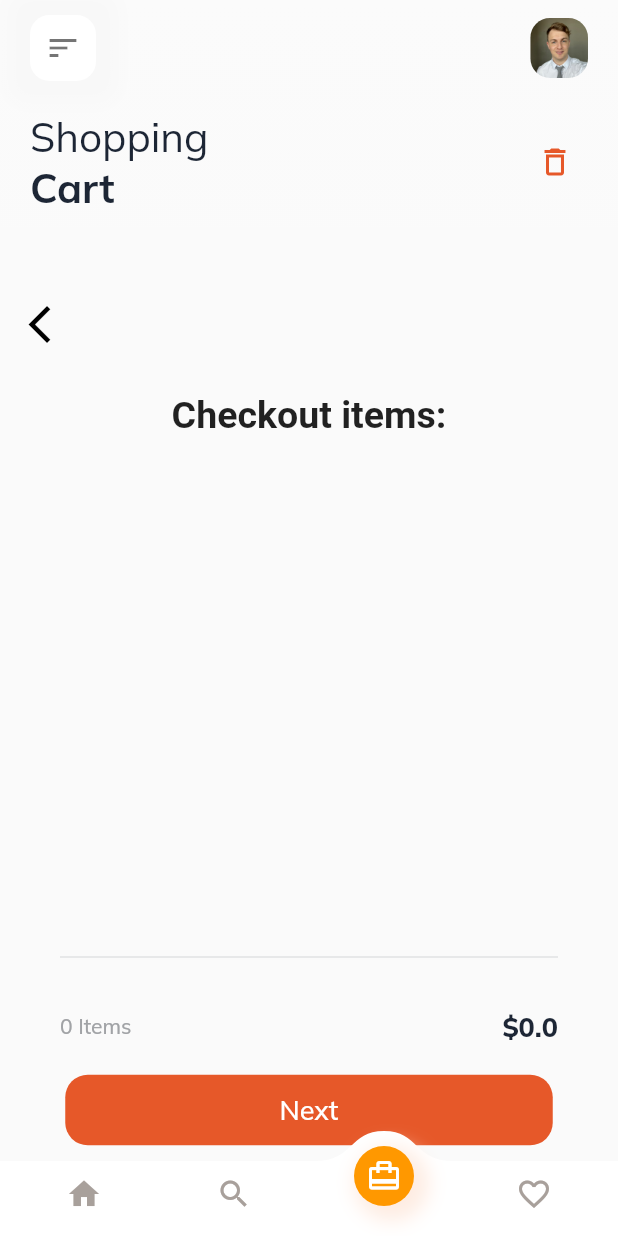
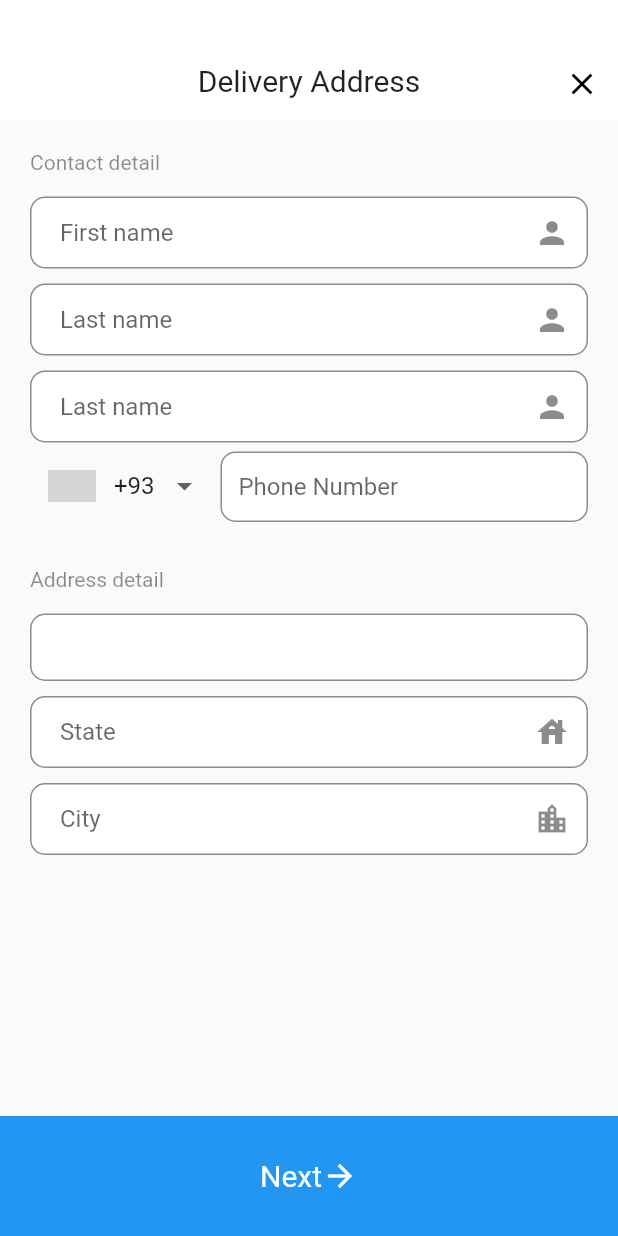
Before and after one commit to Jens-source/awesome-flutter-ecommerce, a Flutter app: the screen it shows after launch, item 3 of the bottom bar chosen, after a tap on "Next", on a phone screen of 412 x 824 dp. Run offline on Flutter 3.47's test engine with Material 2 defaults, Android fonts, the phone set to English and light mode, and no system bars; drawn by our look-alikes of intl_phone_number_input; our stand-ins replace carousel_slider, country_picker, get, google_fonts, velocity_x; grey boxes are pictures that could not be loaded.

Commit message:
Added new files

```diff
--- /dev/null
+++ b/lib/core/bindings/address_form_bindings.dart
@@ -0,0 +1,10 @@
+import 'package:ecommerce/core/controllers/address_form_controller.dart';
+import 'package:ecommerce/core/controllers/home_controller.dart';
+import 'package:get/get.dart';
+
+class AddressFormBindings extends Bindings {
+  @override
+  void dependencies() {
+    Get.lazyPut<AddressFormController>(() => AddressFormController());
+  }
+}
--- /dev/null
+++ b/lib/core/common_widgets/common_text_field.dart
@@ -0,0 +1,44 @@
+import 'package:ecommerce/core/config/app_constants.dart';
+import 'package:flutter/material.dart';
+
+class CommonTextField extends StatelessWidget {
+  const CommonTextField(
+      {Key? key,
+      required this.textController,
+      required this.hintText,
+      required this.iconData})
+      : super(key: key);
+
+  final TextEditingController textController;
+  final String hintText;
+  final IconData iconData;
+
+  @override
+  Widget build(BuildContext context) {
+    return Container(
+      margin: const EdgeInsets.symmetric(vertical: 5),
+      child: TextFormField(
+        textAlign: TextAlign.left,
+        controller: textController,
+        decoration: InputDecoration(
+            filled: true,
+            contentPadding: const EdgeInsets.only(left: 20.0),
+            border: OutlineInputBorder(
+              borderSide: const BorderSide(color: Colors.black45),
+              borderRadius: BorderRadius.circular(5.0),
+            ),
+            fillColor: Colors.white,
+            focusedBorder: OutlineInputBorder(
+              borderRadius: BorderRadius.circular(10.0),
+              borderSide: const BorderSide(color: Colors.black45),
+            ),
+            enabledBorder: OutlineInputBorder(
+              borderRadius: BorderRadius.circular(10.0),
+              borderSide: const BorderSide(color: Colors.black45),
+            ),
+            hintText: hintText,
+            suffixIcon: Icon(iconData)),
+      ),
+    );
+  }
+}
--- /dev/null
+++ b/lib/core/common_widgets/phonepicker.dart
@@ -0,0 +1,68 @@
+import 'package:ecommerce/core/controllers/address_form_controller.dart';
+import 'package:get/get.dart';
+import 'package:intl_phone_number_input/intl_phone_number_input.dart';
+import 'package:flutter/material.dart';
+
+class CommonPhonePicker extends GetView<AddressFormController> {
+  const CommonPhonePicker({Key? key}) : super(key: key);
+
+  @override
+  Widget build(BuildContext context) {
+    return InternationalPhoneNumberInput(
+      ignoreBlank: false,
+      textAlignVertical: TextAlignVertical.bottom,
+      inputDecoration: InputDecoration(
+        isDense: true,
+        contentPadding:
+            const EdgeInsets.only(left: 12, right: 12, bottom: 14, top: 14),
+        errorStyle: const TextStyle(fontSize: 10, height: 0.5),
+        filled: true,
+        fillColor: Colors.white,
+        hintText: "Phone Number",
+        focusedErrorBorder: OutlineInputBorder(
+          borderRadius: BorderRadius.circular(10.0),
+          borderSide: const BorderSide(
+            color: Color(0xffd4d4d4),
+            width: 1.0,
+          ),
+        ),
+        border: InputBorder.none,
+        disabledBorder: OutlineInputBorder(
+          borderRadius: BorderRadius.circular(10.0),
+          borderSide: const BorderSide(
+            color: Color(0xffd4d4d4),
+            width: 1.0,
+          ),
+        ),
+        errorBorder: OutlineInputBorder(
+          borderRadius: BorderRadius.circular(10.0),
+          borderSide: const BorderSide(
+            color: Colors.red,
+            width: 1.0,
+          ),
+        ),
+        focusedBorder: OutlineInputBorder(
+          borderRadius: BorderRadius.circular(10.0),
+          borderSide: const BorderSide(
+            color: Color(0xff6597d1),
+            width: 1.0,
+          ),
+        ),
+        enabledBorder: OutlineInputBorder(
+          borderRadius: BorderRadius.circular(10.0),
+          borderSide: const BorderSide(
+            color: Colors.black45,
+            width: 1.0,
+          ),
+        ),
+      ),
+      formatInput: false,
+      keyboardType:
+          const TextInputType.numberWithOptions(signed: true, decimal: true),
+      inputBorder: const OutlineInputBorder(),
+      onInputChanged: (PhoneNumber value) {
+        controller.phoneController.text = value.phoneNumber!;
+      },
+    );
+  }
+}
--- /dev/null
+++ b/lib/core/controllers/address_form_controller.dart
@@ -0,0 +1,12 @@
+import 'package:flutter/material.dart';
+import 'package:get/get.dart';
+
+class AddressFormController extends GetxController {
+  final TextEditingController firstNameController = TextEditingController();
+  final TextEditingController lastNameController = TextEditingController();
+  final TextEditingController emailController = TextEditingController();
+  final TextEditingController phoneController = TextEditingController();
+
+  final TextEditingController cityController = TextEditingController();
+  final TextEditingController stateController = TextEditingController();
+}
--- a/lib/core/utils/routes/app_pages.dart
+++ b/lib/core/utils/routes/app_pages.dart
@@ -1,6 +1,8 @@
+import 'package:ecommerce/core/bindings/address_form_bindings.dart';
 import 'package:ecommerce/core/bindings/on_boarding_bindings.dart';
+import 'package:ecommerce/presentation/pages/address_form/address_form_screen.dart';
 import 'package:ecommerce/presentation/pages/main/main_page.dart';
-import 'package:get/get_navigation/src/routes/get_route.dart';
+import 'package:get/get.dart';
 
 part 'app_routes.dart';
 
@@ -14,5 +16,10 @@ class AppPages {
         name: _Paths.HOME,
         page: () => const MainPage(),
         binding: HomeBindings()),
+    GetPage(
+        name: _Paths.ADDRESS_FORM,
+        page: () => const AddressFormScreen(),
+        binding: AddressFormBindings(),
+        transition: Transition.downToUp),
   ];
 }
--- a/lib/core/utils/routes/app_routes.dart
+++ b/lib/core/utils/routes/app_routes.dart
@@ -7,8 +7,10 @@ abstract class Routes {
   Routes._();
 
   static const HOME = _Paths.HOME;
+  static const ADDRESS_FORM = _Paths.ADDRESS_FORM;
 }
 
 abstract class _Paths {
   static const HOME = '/home';
+  static const ADDRESS_FORM = '/address_form';
 }
--- /dev/null
+++ b/lib/presentation/pages/address_form/address_form_screen.dart
@@ -0,0 +1,163 @@
+import 'package:country_picker/country_picker.dart';
+import 'package:ecommerce/core/common_widgets/common_text_field.dart';
+import 'package:ecommerce/core/common_widgets/phonepicker.dart';
+import 'package:ecommerce/core/controllers/address_form_controller.dart';
+import 'package:ecommerce/core/utils/theme/custom_theme_data.dart';
+import 'package:flutter/material.dart';
+import 'package:get/get.dart';
+import 'package:velocity_x/velocity_x.dart';
+
+class AddressFormScreen extends GetView<AddressFormController> {
+  const AddressFormScreen({Key? key}) : super(key: key);
+
+  @override
+  Widget build(BuildContext context) {
+    return Material(
+      child: Stack(
+        alignment: Alignment.topCenter,
+        children: [
+          Container(
+              color: Colors.white,
+              height: 80,
+              width: Get.width,
+              child: Stack(
+                alignment: Alignment.center,
+                children: [
+                  const Positioned(
+                      bottom: 15,
+                      child: Text(
+                        "Delivery Address",
+                        style: TextStyle(fontSize: 20),
+                      )),
+                  Positioned(
+                    bottom: 0,
+                    right: 0,
+                    child: IconButton(
+                      icon: const Icon(
+                        Icons.close,
+                        color: Colors.black,
+                      ),
+                      onPressed: () => Get.back(),
+                    ),
+                  )
+                ],
+              )),
+          Container(
+            margin: const EdgeInsets.only(top: 60),
+            padding: CustomTheme.padding,
+            child: Column(
+              crossAxisAlignment: CrossAxisAlignment.start,
+              children: [
+                30.heightBox,
+                const Text(
+                  "Contact detail",
+                  style: TextStyle(color: Colors.black45),
+                ),
+                10.heightBox,
+                CommonTextField(
+                  textController: controller.firstNameController,
+                  hintText: "First name",
+                  iconData: Icons.person,
+                ),
+                CommonTextField(
+                  textController: controller.lastNameController,
+                  hintText: "Last name",
+                  iconData: Icons.person,
+                ),
+                CommonTextField(
+                  textController: controller.emailController,
+                  hintText: "Last name",
+                  iconData: Icons.person,
+                ),
+                const CommonPhonePicker(),
+                30.heightBox,
+                const Text(
+                  "Address detail",
+                  style: TextStyle(color: Colors.black45),
+                ),
+                10.heightBox,
+                GestureDetector(
+                  onTap: () {
+                    showCountryPicker(
+                      context: context,
+                      countryListTheme: CountryListThemeData(
+                        flagSize: 25,
+                        backgroundColor: Colors.white,
+                        textStyle: const TextStyle(
+                            fontSize: 16, color: Colors.blueGrey),
+                        bottomSheetHeight:
+                            500, // Optional. Country list modal height
+                        //Optional. Sets the border radius for the bottomsheet.
+                        borderRadius: const BorderRadius.only(
+                          topLeft: Radius.circular(20.0),
+                          topRight: Radius.circular(20.0),
+                        ),
+                        //Optional. Styles the search field.
+                        inputDecoration: InputDecoration(
+                          labelText: 'Search',
+                          hintText: 'Start typing to search',
+                          prefixIcon: const Icon(Icons.search),
+                          border: OutlineInputBorder(
+                            borderSide: BorderSide(
+                              color: const Color(0xFF8C98A8).withOpacity(0.2),
+                            ),
+                          ),
+                        ),
+                      ),
+                      onSelect: (Country country) =>
+                          print('Select country: ${country.displayName}'),
+                    );
+                  },
+                  child: Container(
+                    margin: const EdgeInsets.symmetric(vertical: 5),
+                    decoration: BoxDecoration(
+                        borderRadius: BorderRadius.circular(10),
+                        color: Colors.white,
+                        border: Border.all(color: Colors.black45, width: 1)),
+                    height: 45,
+                    width: Get.width,
+                  ),
+                ),
+                CommonTextField(
+                  textController: controller.stateController,
+                  hintText: "State",
+                  iconData: Icons.house,
+                ),
+                CommonTextField(
+                  textController: controller.cityController,
+                  hintText: "City",
+                  iconData: Icons.location_city,
+                ),
+              ],
+            ),
+          ),
+          Positioned(
+            bottom: 0,
+            child: GestureDetector(
+              onTap: () {},
+              child: Container(
+                height: 80,
+                width: Get.width,
+                color: Colors.blue,
+                child: Row(
+                  mainAxisAlignment: MainAxisAlignment.center,
+                  crossAxisAlignment: CrossAxisAlignment.center,
+                  children: [
+                    Text(
+                      "Next",
+                      style: TextStyle(color: Colors.white, fontSize: 20),
+                    ),
+                    Icon(
+                      Icons.arrow_forward,
+                      color: Colors.white,
+                    )
+                  ],
+                ),
+              ),
+            ),
+          )
+        ],
+      ),
+    );
+  }
+}
--- a/lib/presentation/pages/home/home_screen.dart
+++ b/lib/presentation/pages/home/home_screen.dart
@@ -34,7 +34,7 @@ class HomeScreen extends GetView<HomeController> {
       height: 80,
       child: ListView(
         scrollDirection: Axis.horizontal,
-        children: controller.checkoutList
+        children: AppData.categoryList
             .map(
               (category) => CommonProductIcon(
                   model: Category(
--- a/lib/presentation/pages/product_detail/product_detail.dart
+++ b/lib/presentation/pages/product_detail/product_detail.dart
@@ -269,7 +269,7 @@ class ProductDetailPage extends GetView<HomeController> {
     );
   }
 
-  FloatingActionButton _flotingButton() {
+  FloatingActionButton _floatingButton() {
     return FloatingActionButton(
       onPressed: () => controller.addToCheckoutList(product),
       backgroundColor: AppColors.orange,
@@ -281,7 +281,7 @@ class ProductDetailPage extends GetView<HomeController> {
   @override
   Widget build(BuildContext context) {
     return Scaffold(
-      floatingActionButton: _flotingButton(),
+      floatingActionButton: _floatingButton(),
       body: SafeArea(
         child: Container(
           decoration: const BoxDecoration(
--- a/lib/presentation/shopping_cart/shopping_cart_page.dart
+++ b/lib/presentation/shopping_cart/shopping_cart_page.dart
@@ -2,6 +2,7 @@ import 'package:ecommerce/core/common_widgets/title_text.dart';
 import 'package:ecommerce/core/config/app_constants.dart';
 import 'package:ecommerce/core/controllers/home_controller.dart';
 import 'package:ecommerce/core/model/product.dart';
+import 'package:ecommerce/core/utils/routes/app_pages.dart';
 import 'package:ecommerce/core/utils/theme/custom_theme_data.dart';
 import 'package:flutter/material.dart';
 import 'package:get/get.dart';
@@ -105,7 +106,7 @@ class ShoppingCartPage extends GetView<HomeController> {
 
   Widget _submitButton(BuildContext context) {
     return TextButton(
-      onPressed: () {},
+      onPressed: () => Get.toNamed(Routes.ADDRESS_FORM),
       style: ButtonStyle(
         shape: MaterialStateProperty.all(
           RoundedRectangleBorder(borderRadius: BorderRadius.circular(15)),
--- a/pubspec.yaml
+++ b/pubspec.yaml
@@ -46,6 +46,11 @@ dependencies:
   font_awesome_flutter: ^10.1.0
   # Splash screen
   flutter_native_splash: ^2.1.3+1
+  # find country
+  country_picker: ^2.0.15
+  # find phone number
+  intl_phone_number_input: ^0.7.0+2
+
 
 
 dev_dependencies:
```
Also changed, not shown: pubspec.lock.
